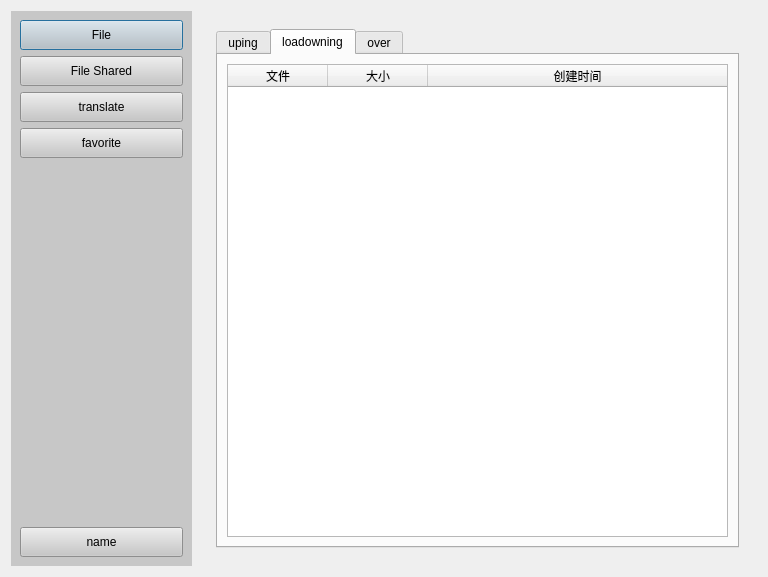
Qt form maindialog.ui (unknow233/Network_disk) before a commit.
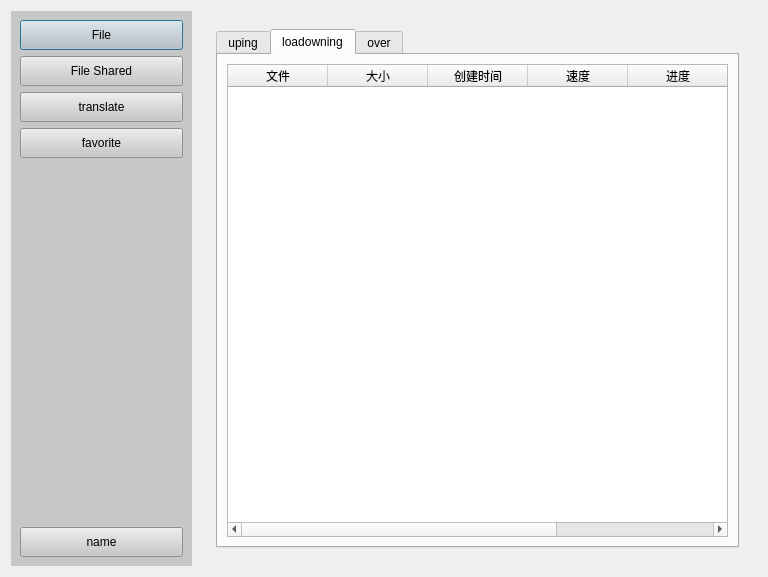
The same form after that commit. The open tabs and pages were chosen to show the change. Icons and pictures are not drawn.

```diff
--- a/maindialog.ui
+++ b/maindialog.ui
@@ -412,6 +412,21 @@
                   <string>创建时间</string>
                  </property>
                 </column>
+                <column>
+                 <property name="text">
+                  <string>速度</string>
+                 </property>
+                </column>
+                <column>
+                 <property name="text">
+                  <string>进度</string>
+                 </property>
+                </column>
+                <column>
+                 <property name="text">
+                  <string/>
+                 </property>
+                </column>
                </widget>
               </item>
              </layout>
```
Left out of the diff: 22 changed lines with no effect on the pictures.
